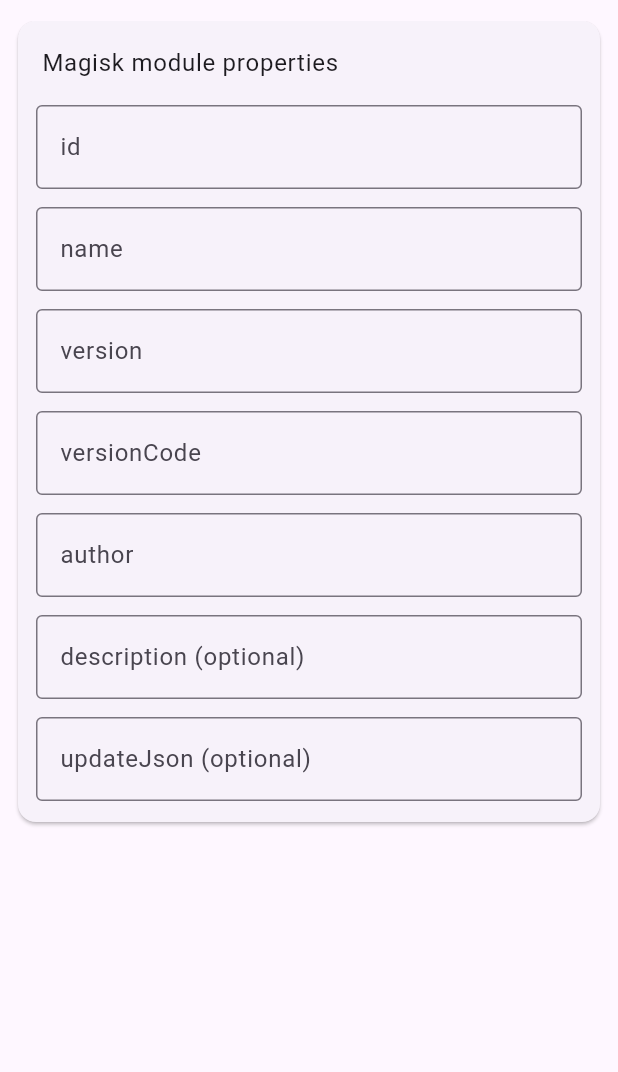
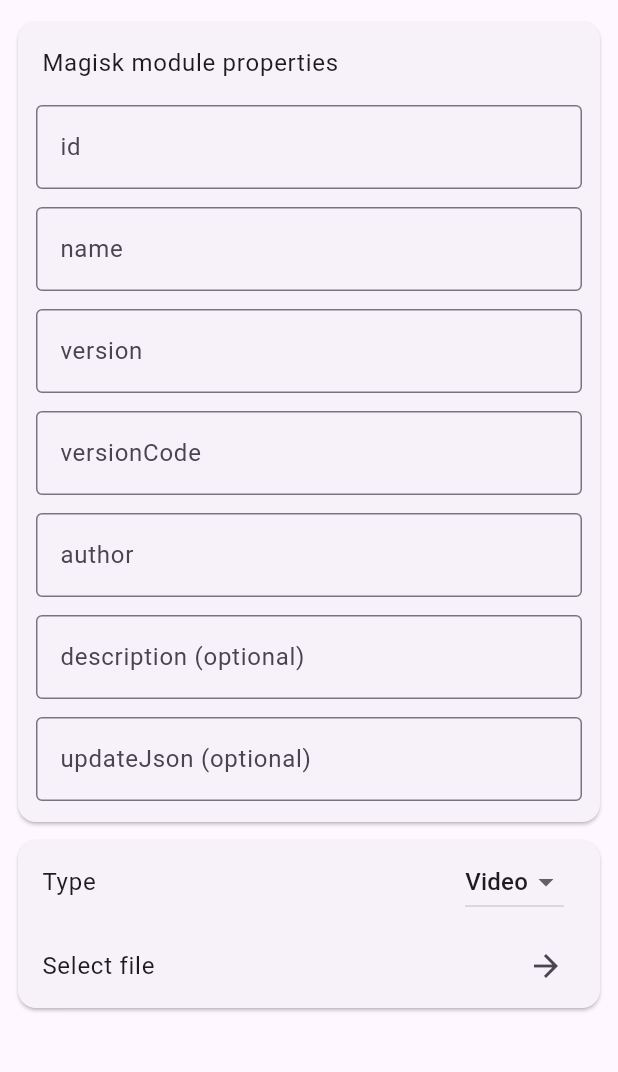
Before and after one commit to StaticReflection/BootAnimationMaker, a Flutter app: the screen it shows after launch, on a phone screen of 412 x 824 dp, the part 63-1135 px from its top. Run offline on Flutter 3.47's test engine with Material 3 defaults, Android fonts, the phone set to English and light mode, and no system bars; our stand-ins replace file_picker, get; generated files the repository leaves out were written again.

Commit message:
feat(ui): add bootanimation source selection

```diff
--- a/lib/app/core/values/languages/app_en.arb
+++ b/lib/app/core/values/languages/app_en.arb
@@ -1,4 +1,7 @@
 {
   "@@locale": "en",
-  "magiskModuleProperties": "Magisk module properties"
+  "magiskModuleProperties": "Magisk module properties",
+  "selectFile": "Select file",
+  "type": "Type",
+  "video": "Video"
 }
--- a/lib/app/core/values/languages/app_zh.arb
+++ b/lib/app/core/values/languages/app_zh.arb
@@ -1,4 +1,7 @@
 {
   "@@locale": "zh",
-  "magiskModuleProperties": "Magisk模块属性"
+  "magiskModuleProperties": "Magisk模块属性",
+  "selectFile": "选择文件",
+  "type": "类型",
+  "video": "视频"
 }
--- /dev/null
+++ b/lib/app/data/enums/bootanimation_type.dart
@@ -0,0 +1,19 @@
+enum BootanimationTypeEnum {
+  video([
+    'mp4',
+    'avi',
+    'mkv',
+    'mov',
+    'flv',
+    'wmv',
+    'webm',
+    'ts',
+    'ps',
+    '3gp',
+    'ogg',
+  ]);
+
+  final List<String> fileType;
+
+  const BootanimationTypeEnum(this.fileType);
+}
--- a/lib/app/modules/home/controller.dart
+++ b/lib/app/modules/home/controller.dart
@@ -1,6 +1,24 @@
+import 'package:bootanimation_maker/app/data/enums/bootanimation_type.dart';
 import 'package:bootanimation_maker/app/data/models/magisk_module_properties.dart';
+import 'package:file_picker/file_picker.dart';
 import 'package:get/get.dart';
 
 class HomePageController extends GetxController {
   MagiskModuleProperties magiskModuleProperties = MagiskModuleProperties();
+  Rx<BootanimationTypeEnum> bootanimationType = BootanimationTypeEnum.video.obs;
+  RxString fileName = ''.obs;
+  String? filePath;
+
+  void selectFile() {
+    FilePicker.platform
+        .pickFiles(
+            type: FileType.custom,
+            allowedExtensions: bootanimationType.value.fileType)
+        .then((result) {
+      if (result != null) {
+        filePath = result.files.single.path!;
+        fileName.value = result.files.single.name;
+      }
+    });
+  }
 }
--- a/lib/app/modules/home/page.dart
+++ b/lib/app/modules/home/page.dart
@@ -1,3 +1,4 @@
+import 'package:bootanimation_maker/app/modules/home/widgets/bootanimation_type.dart';
 import 'package:flutter/material.dart';
 import 'package:get/get.dart';
 
@@ -15,9 +16,11 @@
       body: const Padding(
         padding: EdgeInsets.only(left: 12, right: 12),
         child: SingleChildScrollView(
-          child: Column(
+          child: Wrap(
+            runSpacing: 12.0,
             children: [
               MagiskModulePropertiesWidget(),
+              BootAnimationTypeWidget(),
             ],
           ),
         ),
--- /dev/null
+++ b/lib/app/modules/home/widgets/bootanimation_type.dart
@@ -0,0 +1,41 @@
+import 'package:bootanimation_maker/app/data/enums/bootanimation_type.dart';
+import 'package:flutter/material.dart';
+import 'package:get/get.dart';
+import 'package:bootanimation_maker/app/modules/home/controller.dart';
+import 'package:flutter_gen/gen_l10n/app_localizations.dart';
+
+class BootAnimationTypeWidget extends GetView<HomePageController> {
+  const BootAnimationTypeWidget({super.key});
+
+  @override
+  Widget build(BuildContext context) {
+    return Card(
+      margin: const EdgeInsets.all(0),
+      child: Column(
+        children: [
+          ListTile(
+              title: Text(AppLocalizations.of(context)!.type),
+              trailing: Obx(() => DropdownButton(
+                  value: controller.bootanimationType.value,
+                  items: [
+                    DropdownMenuItem(
+                        value: BootanimationTypeEnum.video,
+                        child: Text(AppLocalizations.of(context)!.video)),
+                  ],
+                  onChanged: (value) =>
+                      controller.bootanimationType.value = value!))),
+          Obx(
+            () => ListTile(
+              title: Text(AppLocalizations.of(context)!.selectFile),
+              subtitle: controller.fileName.value == ''
+                  ? null
+                  : Text(controller.fileName.value),
+              trailing: const Icon(Icons.arrow_forward),
+              onTap: () => controller.selectFile(),
+            ),
+          ),
+        ],
+      ),
+    );
+  }
+}
--- a/pubspec.yaml
+++ b/pubspec.yaml
@@ -7,6 +7,7 @@
   sdk: '>=3.4.3 <4.0.0'
 
 dependencies:
+  file_picker: ^8.1.2
   flutter:
     sdk: flutter
   flutter_localizations:
```
Also changed, not shown: pubspec.lock.
